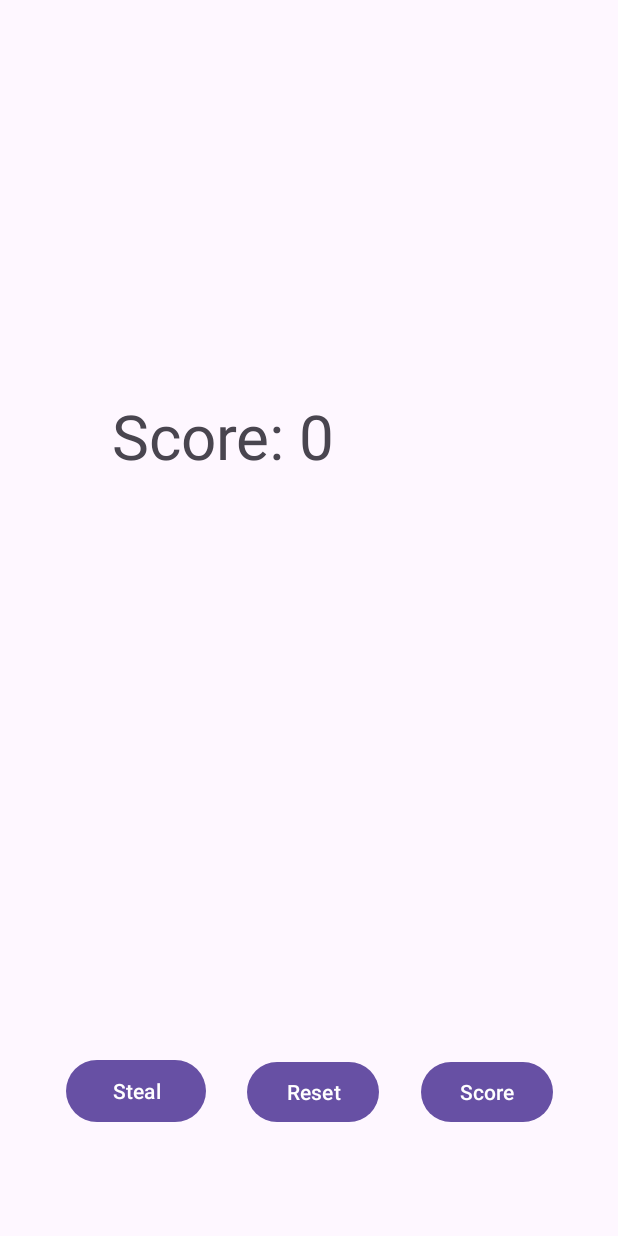
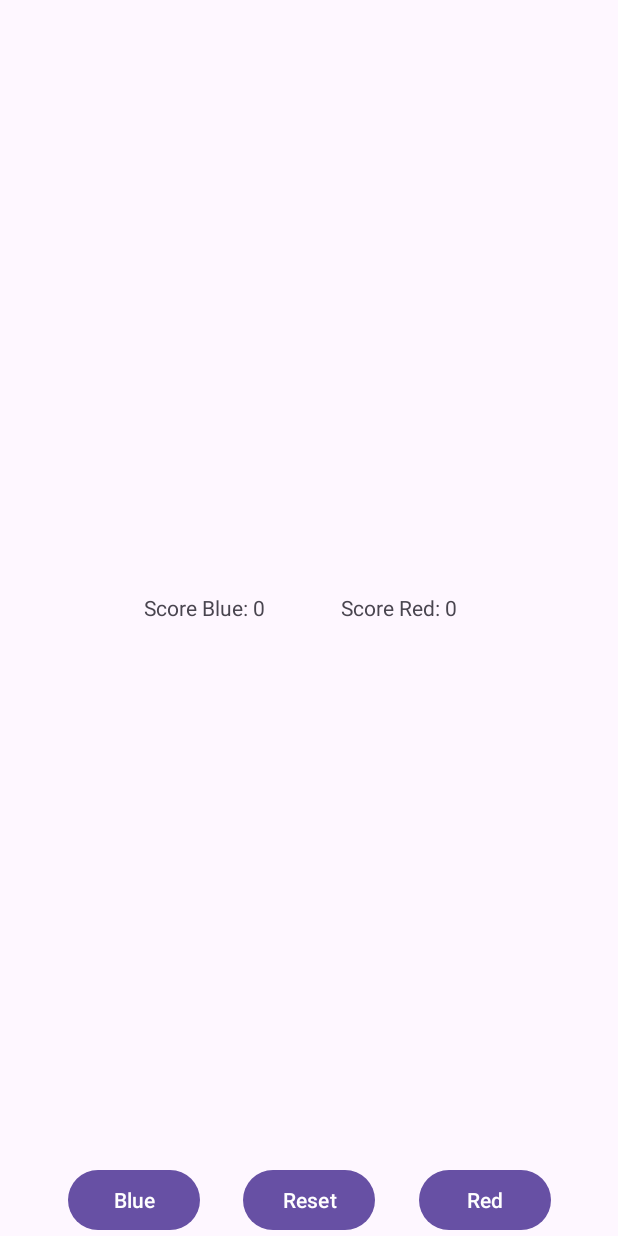
Before and after one commit to Swindscbl1/SwinonlineMobileDev, an Android app: the screen it shows after launch (MainActivity), after a tap on "Reset", on a phone screen of 412 x 824 dp. Run offline under Robolectric (Android 15) with nearby library versions, the light colour scheme and no system bars; 1 other tap on this screen came first.

Commit message:
Add files via upload

```diff
--- a/app/src/main/java/au/edu/swin/billlo/scoreappp1/MainActivity.kt
+++ b/app/src/main/java/au/edu/swin/billlo/scoreappp1/MainActivity.kt
@@ -1,82 +1,74 @@
 package au.edu.swin.billlo.scoreappp1
-// MainActivity.kt Bill Lo
+// MainActivity.kt
+
 import android.os.Bundle
 import androidx.appcompat.app.AppCompatActivity
 import android.widget.Button
 import android.widget.TextView
-import android.media.MediaPlayer // Import the MediaPlayer class, Sound from Google's royalty free sound library 2022
-import android.util.Log //logging
+import android.media.MediaPlayer // Import the MediaPlayer class
 
 class MainActivity : AppCompatActivity() {
 
-    private lateinit var buttonAdd: Button
-    private lateinit var buttonSub: Button
+    private lateinit var buttonRed: Button
     private lateinit var buttonReset: Button
-    private lateinit var textViewScore: TextView
-    private var scoreVal = 0
+    private lateinit var buttonBlue: Button
+    private lateinit var textViewScoreR: TextView
+    private lateinit var textViewScoreB: TextView
+    private var score_r = 0
+    private var score_b = 0
     private lateinit var mediaPlayer: MediaPlayer
 
     override fun onCreate(savedInstanceState: Bundle?) {
         super.onCreate(savedInstanceState)
         setContentView(R.layout.activity_main)
 
-        buttonAdd = findViewById(R.id.buttonAdd)
-        buttonSub = findViewById(R.id.buttonSub)
-        buttonReset = findViewById(R.id.buttonSave)
-        textViewScore = findViewById(R.id.textViewScore)
+        buttonRed = findViewById(R.id.buttonRed)
+        buttonBlue = findViewById(R.id.buttonBlue)
+        buttonReset = findViewById(R.id.buttonReset)
+        textViewScoreR = findViewById(R.id.textViewScoreR)
+        textViewScoreB = findViewById(R.id.textViewScoreB)
 
         // Get the score from the saved instance
         if (savedInstanceState != null) {
-            scoreVal = savedInstanceState.getInt("score")
-            textViewScore.text = getString(R.string.score, scoreVal)// this was working before.
-            Log.i("ScoreApp1", "Loaded Save")
-        }
-        else
-        {
-            Log.i("ScoreApp1", "Failed to load save")
+            score_r = savedInstanceState.getInt("score_r")
+            score_b = savedInstanceState.getInt("score_b")
         }
 
-        textViewScore.text = getString(R.string.score, scoreVal)    // Display the score
+        textViewScoreR.text = getString(R.string.score_r, score_r)    // Display the score
+        textViewScoreB.text = getString(R.string.score_b, score_b)    // Display the score
 
-        // Create a media player object and set to play
-        mediaPlayer = MediaPlayer.create(this, R.raw.bugle_tune)
+        // Create a media player object
+        mediaPlayer = MediaPlayer.create(this, R.raw.beep) // and set to play
 
         // Set the listeners for the buttons
         buttonReset.setOnClickListener {
-            scoreVal = 0
-            textViewScore.text = getString(R.string.score, scoreVal)
-            Log.i("ScoreApp1", "Reset")
+            score_r = 0
+            score_b = 0
+            textViewScoreR.text = getString(R.string.score_r, score_r)
+            textViewScoreB.text = getString(R.string.score_b, score_b)
         }
 
-        buttonAdd.setOnClickListener {
-            // Add to score by 1
-            scoreVal++
-            Log.i("ScoreApp1", "Red score increment")
-            // Update the score on the text view
-            textViewScore.text = getString(R.string.score, scoreVal)
+        buttonRed.setOnClickListener {
+            // Deduct the score by 1
+            score_r++
+            // Display the score on the text view
+            textViewScoreR.text = getString(R.string.score_r, score_r)
             // Check if the score is 15
-            if (scoreVal == 15) {
+            if (score_r == 15) {
                 // Play the sound
                 mediaPlayer.start()
-                Log.i("ScoreApp1", "Red Reached 15, played sound")
-            }
-            if(scoreVal == 16)
-            {
-                scoreVal = 0
-                textViewScore.text = getString(R.string.score, scoreVal)
-                Log.i("ScoreApp1", "Did reset all scores")
             }
         }
 
-        buttonSub.setOnClickListener {
-            // Check if the score is 0
-            if (scoreVal > 0) {
+        buttonBlue.setOnClickListener {
+            // Add the score by 1
+            score_b++
+            // Display the score on the text view
+            textViewScoreB.text = getString(R.string.score_b, score_b)
+            // Check if the score is 15
+            if (score_b == 15) {
                 // Play the sound
-                scoreVal--
-                Log.i("ScoreApp1", "score dec")
-                // Display the score on the text view
-                textViewScore.text = getString(R.string.score, scoreVal)
-                Log.i("ScoreApp1", "Blue Reached 15, played sound")
+                mediaPlayer.start()
             }
         }
     }
@@ -84,12 +76,7 @@ class MainActivity : AppCompatActivity() {
     override fun onSaveInstanceState(outState: Bundle) {
         super.onSaveInstanceState(outState)
         // Save the score in the bundle with the key "score"
-        outState.putInt("score", scoreVal)
-        Log.i("ScoreApp1", "Save enacted")
-    }
-
-    override fun onDestroy() {
-        super.onDestroy()
-        mediaPlayer.release()
+        outState.putInt("score_r", score_r)
+        outState.putInt("score_b", score_b)
     }
 }
--- a/app/src/main/res/layout/activity_main.xml
+++ b/app/src/main/res/layout/activity_main.xml
@@ -7,47 +7,56 @@
     tools:context=".MainActivity">
 
     <TextView
-        android:id="@+id/textViewScore"
-        android:layout_width="263dp"
-        android:layout_height="55dp"
-        android:text="@string/score"
-        app:autoSizeTextType="uniform"
+        android:id="@+id/textViewScoreR"
+        android:layout_width="95dp"
+        android:layout_height="68dp"
+        android:text="@string/score_r"
         app:layout_constraintBottom_toBottomOf="parent"
         app:layout_constraintEnd_toEndOf="parent"
+        app:layout_constraintHorizontal_bias="0.718"
         app:layout_constraintStart_toStartOf="parent"
         app:layout_constraintTop_toTopOf="parent"
-        app:layout_constraintVertical_bias="0.342" />
+        app:layout_constraintVertical_bias="0.523" />
+
+    <TextView
+        android:id="@+id/textViewScoreB"
+        android:layout_width="95dp"
+        android:layout_height="68dp"
+        android:text="@string/score_b"
+        app:layout_constraintBottom_toBottomOf="parent"
+        app:layout_constraintEnd_toEndOf="parent"
+        app:layout_constraintHorizontal_bias="0.303"
+        app:layout_constraintStart_toStartOf="parent"
+        app:layout_constraintTop_toTopOf="parent"
+        app:layout_constraintVertical_bias="0.523" />
 
     <Button
-        android:id="@+id/buttonSub"
-        android:layout_width="93dp"
-        android:layout_height="49dp"
-        android:layout_marginStart="16dp"
-        android:layout_marginBottom="72dp"
-        android:text="@string/take"
+        android:id="@+id/buttonBlue"
+        android:layout_width="wrap_content"
+        android:layout_height="wrap_content"
+        android:text="Blue"
+        app:layout_constraintStart_toStartOf="parent"
+        app:layout_constraintEnd_toStartOf="@+id/buttonReset"
         app:layout_constraintBottom_toBottomOf="parent"
-        app:layout_constraintEnd_toStartOf="@+id/buttonSave"
         app:layout_constraintHorizontal_chainStyle="spread"
-        app:layout_constraintStart_toStartOf="parent" />
+        android:layout_marginStart="16dp" />
 
     <Button
-        android:id="@+id/buttonSave"
+        android:id="@+id/buttonReset"
         android:layout_width="wrap_content"
         android:layout_height="wrap_content"
-        android:layout_marginBottom="72dp"
-        android:text="@string/reset"
-        app:layout_constraintBottom_toBottomOf="parent"
-        app:layout_constraintEnd_toStartOf="@+id/buttonAdd"
-        app:layout_constraintStart_toEndOf="@+id/buttonSub" />
+        android:text="Reset"
+        app:layout_constraintStart_toEndOf="@+id/buttonBlue"
+        app:layout_constraintEnd_toStartOf="@+id/buttonRed"
+        app:layout_constraintBottom_toBottomOf="parent" />
 
     <Button
-        android:id="@+id/buttonAdd"
+        android:id="@+id/buttonRed"
         android:layout_width="wrap_content"
         android:layout_height="wrap_content"
-        android:layout_marginEnd="16dp"
-        android:layout_marginBottom="72dp"
-        android:text="@string/add"
+        android:text="Red"
+        app:layout_constraintStart_toEndOf="@+id/buttonReset"
+        app:layout_constraintEnd_toEndOf="parent"
         app:layout_constraintBottom_toBottomOf="parent"
-        app:layout_constraintEnd_toEndOf="parent"
-        app:layout_constraintStart_toEndOf="@+id/buttonSave" />
+        android:layout_marginEnd="16dp" />
 </androidx.constraintlayout.widget.ConstraintLayout>
--- a/app/src/main/res/values/strings.xml
+++ b/app/src/main/res/values/strings.xml
@@ -1,7 +1,7 @@
 <resources>
     <string name="app_name">ScoreAppP1</string>
-    <string name="score">Score: %1$d</string>
-    <string name="add">Score</string>
-    <string name="take">Steal</string>
-    <string name="reset">Reset</string>
+    <string name="score_r">Score Red: %d</string>
+    <string name="score_b">Score Blue: %d</string>
+    <string name="red">Red</string>
+    <string name="blue">Blue</string>
 </resources>
```
Also changed, not shown: 1 other file.
